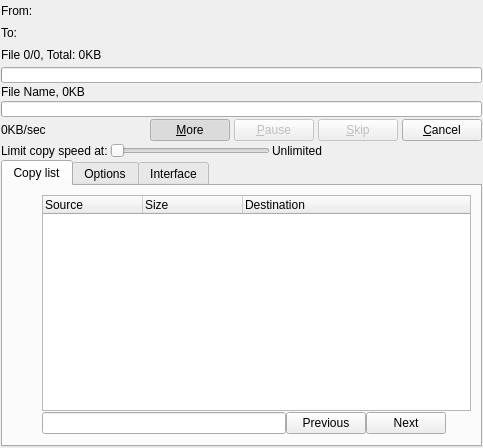
Qt form plugins/Themes/Oxygen/interface.ui (alphaonex86/Ultracopier) before a commit.
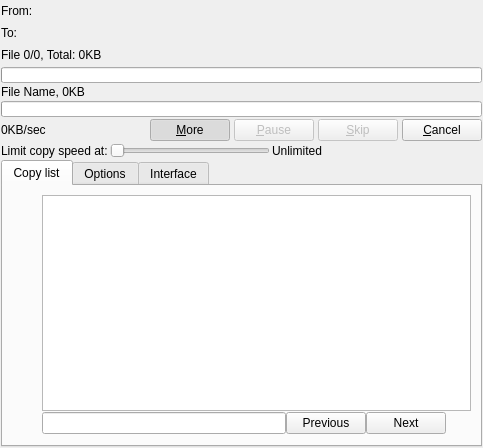
The same form after that commit. Icons and pictures are not drawn.

Commit message: Change the copy engine <-> interface communication Change interface to model/view to improve the performance

What changed in the file:
```diff
--- a/plugins/Themes/Oxygen/interface.ui
+++ b/plugins/Themes/Oxygen/interface.ui
@@ -522,7 +522,7 @@
           <number>0</number>
          </property>
          <item>
-          <widget class="QTreeWidget" name="CopyList">
+          <widget class="QTreeView" name="TransferList">
            <property name="selectionMode">
             <enum>QAbstractItemView::ExtendedSelection</enum>
            </property>
@@ -532,21 +532,6 @@
            <property name="uniformRowHeights">
             <bool>true</bool>
            </property>
-           <column>
-            <property name="text">
-             <string>Source</string>
-            </property>
-           </column>
-           <column>
-            <property name="text">
-             <string>Size</string>
-            </property>
-           </column>
-           <column>
-            <property name="text">
-             <string>Destination</string>
-            </property>
-           </column>
           </widget>
          </item>
          <item>
```
The commit also changes 11 other files.
